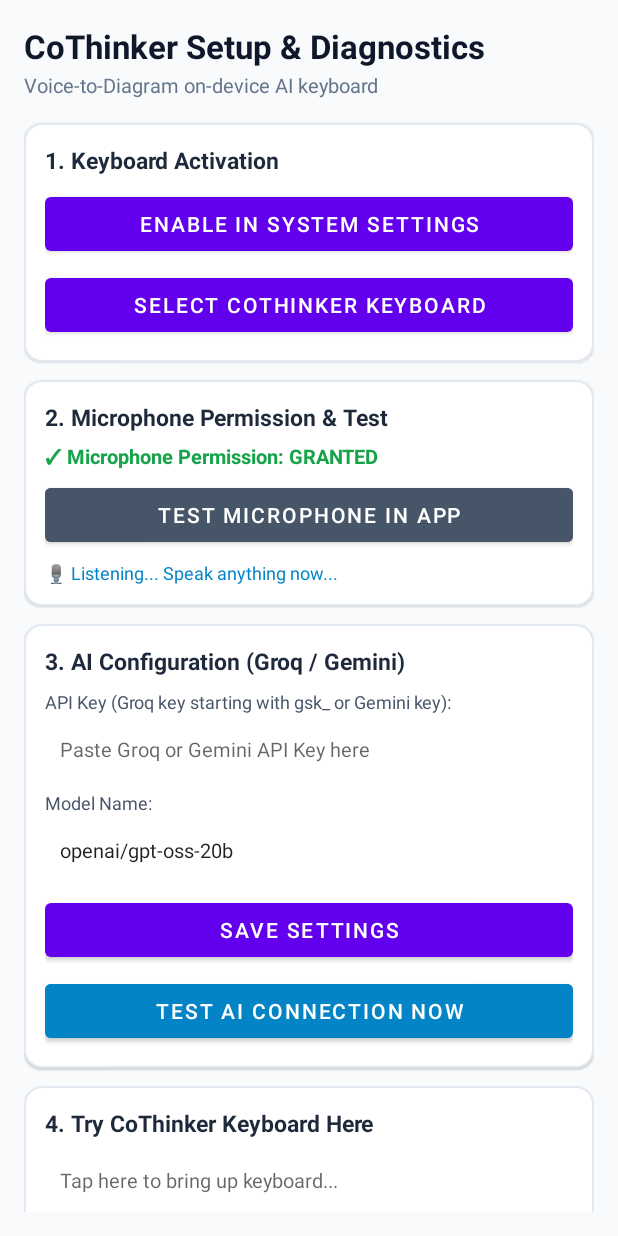
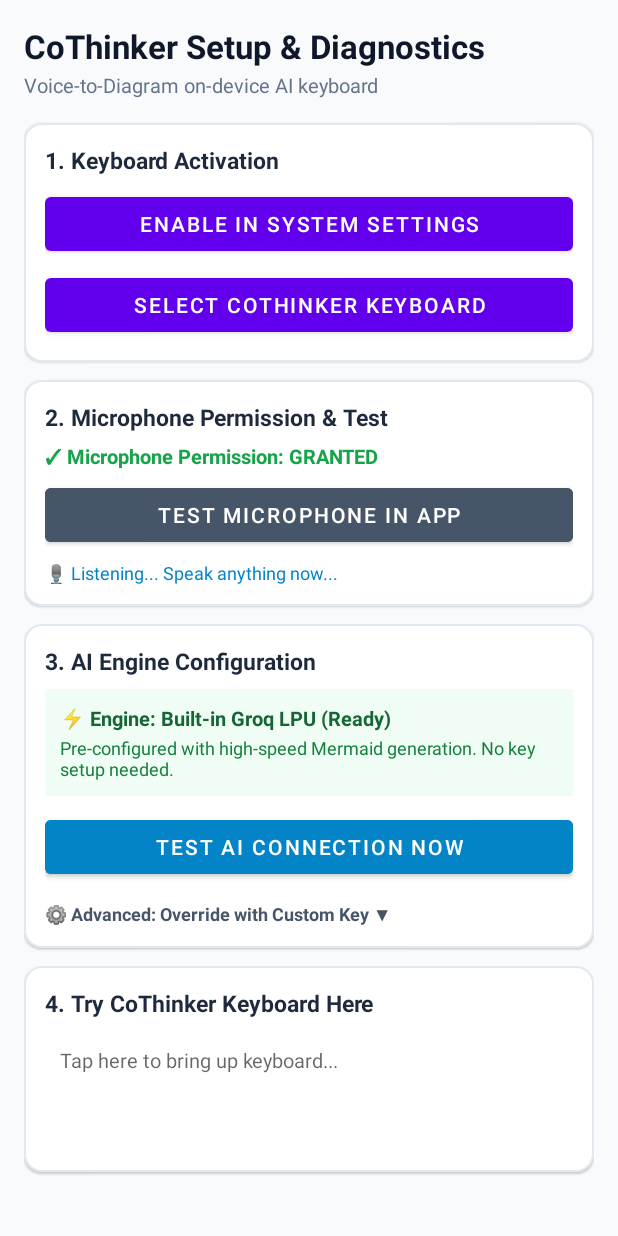
Before and after one commit to manas-dange/Cothink-flowchart, an Android app: the screen it shows after launch (MainActivity), after a tap on "TEST MICROPHONE IN APP", on a phone screen of 412 x 824 dp. Run offline under Robolectric (Android 15) with nearby library versions, the phone set to English and light mode, and no system bars; 2 other taps on this screen came first.

Commit message:
Release v1.0.4

```diff
--- a/app/src/main/java/com/cothink/keyboard/ui/MainActivity.kt
+++ b/app/src/main/java/com/cothink/keyboard/ui/MainActivity.kt
@@ -66,10 +66,22 @@ class MainActivity : AppCompatActivity() {
         val btnEnable = findViewById<Button>(R.id.btn_enable_ime)
         val btnSelect = findViewById<Button>(R.id.btn_select_ime)
 
+        val tvToggleAdvanced = findViewById<TextView>(R.id.tv_toggle_advanced)
+        val layoutAdvanced = findViewById<View>(R.id.layout_advanced_config)
+        tvToggleAdvanced.setOnClickListener {
+            if (layoutAdvanced.visibility == View.VISIBLE) {
+                layoutAdvanced.visibility = View.GONE
+                tvToggleAdvanced.text = "⚙️ Advanced: Override with Custom Key ▼"
+            } else {
+                layoutAdvanced.visibility = View.VISIBLE
+                tvToggleAdvanced.text = "⚙️ Advanced: Override with Custom Key ▲"
+            }
+        }
+
         val savedKey = prefs.getString("gemini_api_key", "").orEmpty()
-        val savedModel = prefs.getString("gemini_model", "openai/gpt-oss-20b").orEmpty()
+        val savedModel = prefs.getString("gemini_model", "").orEmpty()
         etApiKey.setText(savedKey)
-        etModelName.setText(if (savedModel.isBlank()) "openai/gpt-oss-20b" else savedModel)
+        etModelName.setText(savedModel)
 
         btnEnable.setOnClickListener {
             startActivity(Intent(Settings.ACTION_INPUT_METHOD_SETTINGS))
@@ -168,32 +180,27 @@ class MainActivity : AppCompatActivity() {
 
     private fun testApiConnection() {
         saveSettings()
-        val key = etApiKey.text.toString().trim()
-        val model = etModelName.text.toString().trim()
-
-        if (key.isBlank()) {
-            tvApiTestResult.visibility = View.VISIBLE
-            tvApiTestResult.text = "✗ Error: API key is empty. Paste your Gemini key first."
-            tvApiTestResult.setTextColor(Color.parseColor("#DC2626"))
-            return
-        }
+        val customKey = etApiKey.text.toString().trim()
+        val customModel = etModelName.text.toString().trim()
+        val effectiveKey = com.cothink.keyboard.ai.BuiltInConfig.getApiKey(customKey)
+        val effectiveModel = com.cothink.keyboard.ai.BuiltInConfig.getModel(customModel)
 
         tvApiTestResult.visibility = View.VISIBLE
-        tvApiTestResult.text = "⏳ Contacting Gemini API using model '$model'..."
+        tvApiTestResult.text = "⏳ Contacting AI Engine ($effectiveModel)..."
         tvApiTestResult.setTextColor(Color.parseColor("#0284C7"))
 
         lifecycleScope.launch {
             val generator = com.cothink.keyboard.ai.AiDiagramRouter(
-                apiKeyProvider = { key },
-                modelProvider = { model }
+                apiKeyProvider = { effectiveKey },
+                modelProvider = { effectiveModel }
             )
 
             val testPrompt = "User clicks login. If valid credentials, navigate to dashboard, else show login error."
             val result = generator.generateDiagram(testPrompt)
 
             result.onSuccess { syntax ->
-                val providerName = if (key.startsWith("gsk_", ignoreCase = true)) "Groq ($model)" else "Gemini ($model)"
-                tvApiTestResult.text = "✓ SUCCESS: Connected to $providerName in ~150ms!\nGenerated Syntax:\n$syntax"
+                val providerName = if (effectiveKey.startsWith("gsk_", ignoreCase = true)) "Groq ($effectiveModel)" else "Gemini ($effectiveModel)"
+                tvApiTestResult.text = "✓ SUCCESS: Connected to $providerName in ~200ms!\nGenerated Syntax:\n$syntax"
                 tvApiTestResult.setTextColor(Color.parseColor("#16A34A"))
             }.onFailure { err ->
                 tvApiTestResult.text = "✗ ERROR: ${err.message}"
@@ -259,10 +266,15 @@ class MainActivity : AppCompatActivity() {
                 })
             }
 
+            val defaultLocale = java.util.Locale.getDefault().toLanguageTag()
             val intent = Intent(RecognizerIntent.ACTION_RECOGNIZE_SPEECH).apply {
                 putExtra(RecognizerIntent.EXTRA_LANGUAGE_MODEL, RecognizerIntent.LANGUAGE_MODEL_FREE_FORM)
-                putExtra(RecognizerIntent.EXTRA_LANGUAGE, "en-US")
+                putExtra(RecognizerIntent.EXTRA_LANGUAGE, defaultLocale)
                 putExtra(RecognizerIntent.EXTRA_PARTIAL_RESULTS, true)
+                putExtra(RecognizerIntent.EXTRA_MAX_RESULTS, 3)
+                putExtra(RecognizerIntent.EXTRA_SPEECH_INPUT_MINIMUM_LENGTH_MILLIS, 60000L)
+                putExtra(RecognizerIntent.EXTRA_SPEECH_INPUT_COMPLETE_SILENCE_LENGTH_MILLIS, 8000L)
+                putExtra(RecognizerIntent.EXTRA_SPEECH_INPUT_POSSIBLY_COMPLETE_SILENCE_LENGTH_MILLIS, 8000L)
             }
 
             inAppSpeechRecognizer?.startListening(intent)
--- a/app/src/main/res/layout/activity_main.xml
+++ b/app/src/main/res/layout/activity_main.xml
@@ -149,61 +149,42 @@
                 <TextView
                     android:layout_width="wrap_content"
                     android:layout_height="wrap_content"
-                    android:text="3. AI Configuration (Groq / Gemini)"
+                    android:text="3. AI Engine Configuration"
                     android:textColor="#1E293B"
                     android:textSize="15sp"
                     android:textStyle="bold" />
 
-                <TextView
-                    android:layout_width="wrap_content"
+                <LinearLayout
+                    android:layout_width="match_parent"
                     android:layout_height="wrap_content"
                     android:layout_marginTop="8dp"
-                    android:text="API Key (Groq key starting with gsk_ or Gemini key):"
-                    android:textColor="#475569"
-                    android:textSize="12sp" />
+                    android:background="#F0FDF4"
+                    android:orientation="vertical"
+                    android:padding="10dp">
 
-                <EditText
-                    android:id="@+id/et_api_key"
-                    android:layout_width="match_parent"
-                    android:layout_height="wrap_content"
-                    android:layout_marginTop="4dp"
-                    android:hint="Paste Groq or Gemini API Key here"
-                    android:inputType="text"
-                    android:padding="10dp"
-                    android:background="#FFFFFF"
-                    android:textSize="13sp" />
+                    <TextView
+                        android:layout_width="wrap_content"
+                        android:layout_height="wrap_content"
+                        android:text="⚡ Engine: Built-in Groq LPU (Ready)"
+                        android:textColor="#166534"
+                        android:textSize="13sp"
+                        android:textStyle="bold" />
 
-                <TextView
-                    android:layout_width="wrap_content"
-                    android:layout_height="wrap_content"
-                    android:layout_marginTop="8dp"
-                    android:text="Model Name:"
-                    android:textColor="#475569"
-                    android:textSize="12sp" />
+                    <TextView
+                        android:layout_width="wrap_content"
+                        android:layout_height="wrap_content"
+                        android:layout_marginTop="2dp"
+                        android:text="Pre-configured with high-speed Mermaid generation. No key setup needed."
+                        android:textColor="#15803D"
+                        android:textSize="12sp" />
 
-                <EditText
-                    android:id="@+id/et_model_name"
-                    android:layout_width="match_parent"
-                    android:layout_height="wrap_content"
-                    android:layout_marginTop="4dp"
-                    android:hint="openai/gpt-oss-20b, qwen/qwen3.8-27b, etc."
-                    android:inputType="text"
-                    android:padding="10dp"
-                    android:background="#FFFFFF"
-                    android:textSize="13sp" />
-
-                <Button
-                    android:id="@+id/btn_save_key"
-                    android:layout_width="match_parent"
-                    android:layout_height="wrap_content"
-                    android:layout_marginTop="10dp"
-                    android:text="Save Settings" />
+                </LinearLayout>
 
                 <Button
                     android:id="@+id/btn_test_api"
                     android:layout_width="match_parent"
                     android:layout_height="wrap_content"
-                    android:layout_marginTop="6dp"
+                    android:layout_marginTop="10dp"
                     android:backgroundTint="#0284C7"
                     android:text="Test AI Connection Now" />
 
@@ -215,6 +196,73 @@
                     android:textColor="#334155"
                     android:textSize="12sp"
                     android:visibility="gone" />
+
+                <!-- Advanced Custom Key Toggle -->
+                <TextView
+                    android:id="@+id/tv_toggle_advanced"
+                    android:layout_width="wrap_content"
+                    android:layout_height="wrap_content"
+                    android:layout_marginTop="12dp"
+                    android:clickable="true"
+                    android:focusable="true"
+                    android:text="⚙️ Advanced: Override with Custom Key ▼"
+                    android:textColor="#475569"
+                    android:textSize="12sp"
+                    android:textStyle="bold" />
+
+                <LinearLayout
+                    android:id="@+id/layout_advanced_config"
+                    android:layout_width="match_parent"
+                    android:layout_height="wrap_content"
+                    android:layout_marginTop="8dp"
+                    android:orientation="vertical"
+                    android:visibility="gone">
+
+                    <TextView
+                        android:layout_width="wrap_content"
+                        android:layout_height="wrap_content"
+                        android:text="Custom API Key (Groq / Gemini):"
+                        android:textColor="#475569"
+                        android:textSize="12sp" />
+
+                    <EditText
+                        android:id="@+id/et_api_key"
+                        android:layout_width="match_parent"
+                        android:layout_height="wrap_content"
+                        android:layout_marginTop="4dp"
+                        android:background="#FFFFFF"
+                        android:hint="Leave empty to use built-in engine"
+                        android:inputType="textPassword"
+                        android:padding="10dp"
+                        android:textSize="13sp" />
+
+                    <TextView
+                        android:layout_width="wrap_content"
+                        android:layout_height="wrap_content"
+                        android:layout_marginTop="8dp"
+                        android:text="Custom Model Name:"
+                        android:textColor="#475569"
+                        android:textSize="12sp" />
+
+                    <EditText
+                        android:id="@+id/et_model_name"
+                        android:layout_width="match_parent"
+                        android:layout_height="wrap_content"
+                        android:layout_marginTop="4dp"
+                        android:background="#FFFFFF"
+                        android:hint="e.g. openai/gpt-oss-20b"
+                        android:inputType="text"
+                        android:padding="10dp"
+                        android:textSize="13sp" />
+
+                    <Button
+                        android:id="@+id/btn_save_key"
+                        android:layout_width="match_parent"
+                        android:layout_height="wrap_content"
+                        android:layout_marginTop="8dp"
+                        android:text="Save Custom Settings" />
+
+                </LinearLayout>
 
             </LinearLayout>
 
```
Also changed, not shown: app/src/main/java/com/cothink/keyboard/ai/AiDiagramRouter.kt (+11 -3 lines), app/src/main/java/com/cothink/keyboard/ai/BuiltInConfig.kt (added, +33 -0 lines), app/src/main/java/com/cothink/keyboard/service/CothinkInputMethodService.kt (+26 -2 lines), 1 other file.
